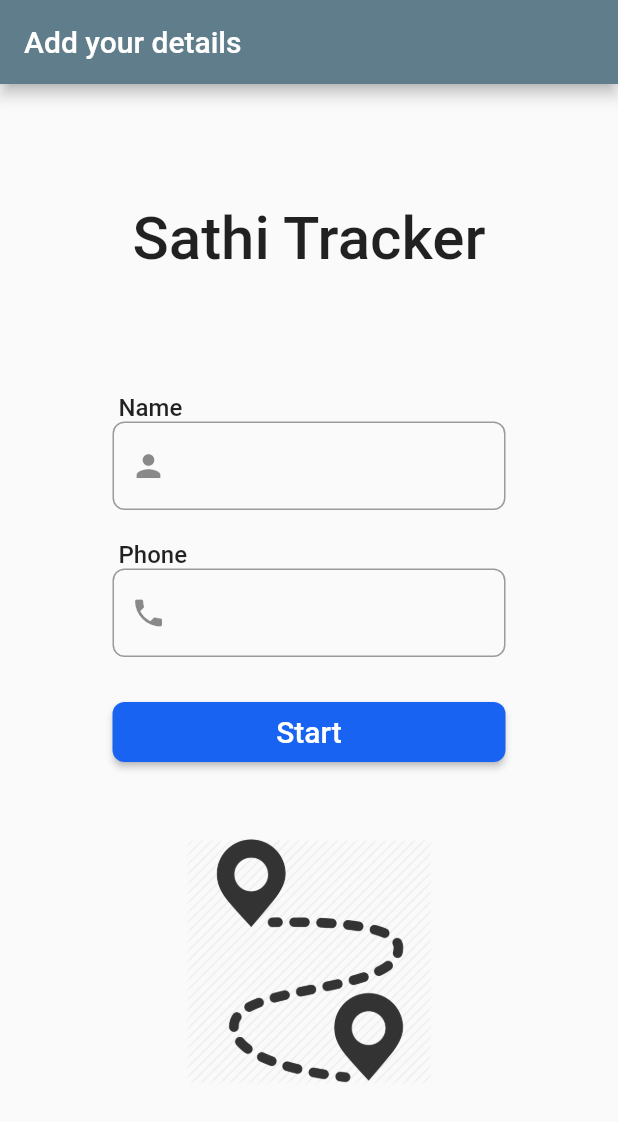
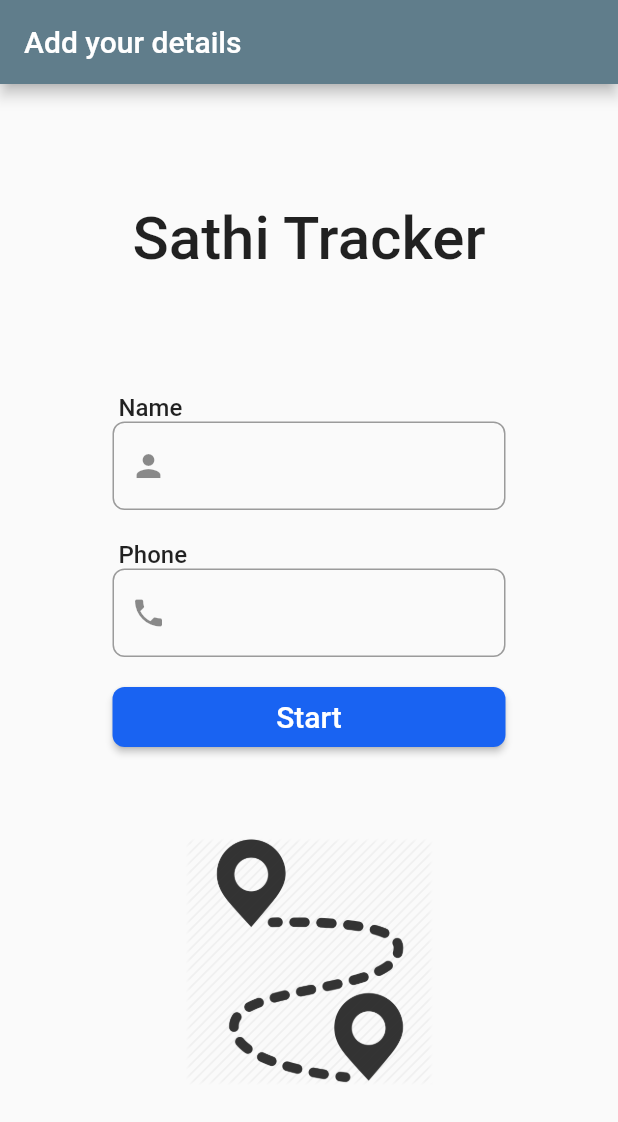
Before and after one commit to YashTayal04/sathi-tracker, a Flutter app: the screen it shows after launch, on a phone screen of 412 x 824 dp. Shown: the top 1122 px of the screen. Run offline on Flutter 3.47's test engine with Material 2 defaults, Android fonts, the phone set to English and light mode, and no system bars.

Commit message:
Fixed bug

```diff
--- a/lib/firstscreen.dart
+++ b/lib/firstscreen.dart
@@ -56,7 +56,7 @@ class MainScreen extends StatelessWidget {
                       ),
                     ),
                     Container(
-                      padding: EdgeInsets.fromLTRB(0, 0, 0, 30),
+                      padding: EdgeInsets.fromLTRB(0, 0, 0, 20),
                       child: TextField(
                         decoration: InputDecoration(
                           prefixIcon: Icon(Icons.phone),
```
